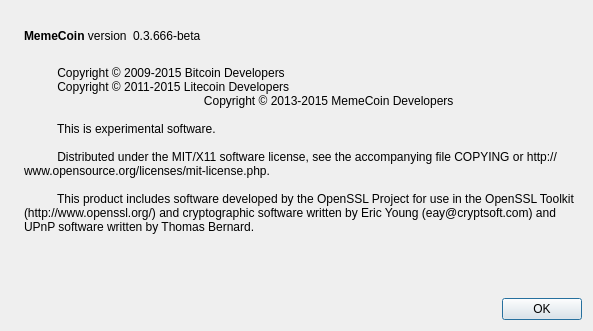
Old version of the form src/qt/forms/aboutdialog.ui in the repository muddafudda/mc1.
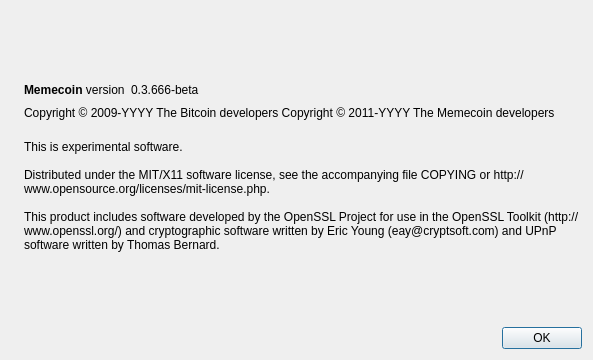
New version of the form. Icons and pictures are not drawn.

Diff of the .ui file:
```diff
--- a/src/qt/forms/aboutdialog.ui
+++ b/src/qt/forms/aboutdialog.ui
@@ -7,7 +7,7 @@
     <x>0</x>
     <y>0</y>
     <width>593</width>
-    <height>331</height>
+    <height>360</height>
    </rect>
   </property>
   <property name="windowTitle">
@@ -50,7 +50,7 @@
           <cursorShape>IBeamCursor</cursorShape>
          </property>
          <property name="text">
-          <string>&lt;b&gt;MemeCoin&lt;/b&gt; version</string>
+          <string>&lt;b&gt;Memecoin&lt;/b&gt; version</string>
          </property>
          <property name="textInteractionFlags">
           <set>Qt::LinksAccessibleByMouse|Qt::TextSelectableByKeyboard|Qt::TextSelectableByMouse</set>
@@ -65,9 +65,6 @@
          <property name="text">
           <string notr="true">0.3.666-beta</string>
          </property>
-         <property name="textFormat">
-          <enum>Qt::RichText</enum>
-         </property>
          <property name="textInteractionFlags">
           <set>Qt::LinksAccessibleByMouse|Qt::TextSelectableByKeyboard|Qt::TextSelectableByMouse</set>
          </property>
@@ -88,6 +85,23 @@
        </item>
       </layout>
      </item>
+     <item>
+      <widget class="QLabel" name="copyrightLabel">
+       <property name="cursor">
+        <cursorShape>IBeamCursor</cursorShape>
+       </property>
+       <property name="text">
+        <string notr="true">Copyright &amp;copy; 2009-YYYY The Bitcoin developers
+Copyright &amp;copy; 2011-YYYY The Memecoin developers</string>
+       </property>
+       <property name="textFormat">
+        <enum>Qt::RichText</enum>
+       </property>
+       <property name="textInteractionFlags">
+        <set>Qt::LinksAccessibleByMouse|Qt::TextSelectableByKeyboard|Qt::TextSelectableByMouse</set>
+       </property>
+      </widget>
+     </item>
      <item>
       <widget class="QLabel" name="label_2">
        <property name="cursor">
@@ -95,18 +109,11 @@
        </property>
        <property name="text">
         <string>
-          Copyright © 2009-2015 Bitcoin Developers
-          Copyright © 2011-2015 Litecoin Developers
-		      Copyright © 2013-2015 MemeCoin Developers
+This is experimental software.
 
-          This is experimental software.
+Distributed under the MIT/X11 software license, see the accompanying file COPYING or http://www.opensource.org/licenses/mit-license.php.
 
-          Distributed under the MIT/X11 software license, see the accompanying file COPYING or http://www.opensource.org/licenses/mit-license.php.
-
-          This product includes software developed by the OpenSSL Project for use in the OpenSSL Toolkit (http://www.openssl.org/) and cryptographic software written by Eric Young (eay@cryptsoft.com) and UPnP software written by Thomas Bernard.
-
-          
-        </string>
+This product includes software developed by the OpenSSL Project for use in the OpenSSL Toolkit (http://www.openssl.org/) and cryptographic software written by Eric Young (eay@cryptsoft.com) and UPnP software written by Thomas Bernard.</string>
        </property>
        <property name="wordWrap">
         <bool>true</bool>
```
Left out of the diff: 2 changed lines with no effect on the pictures.
